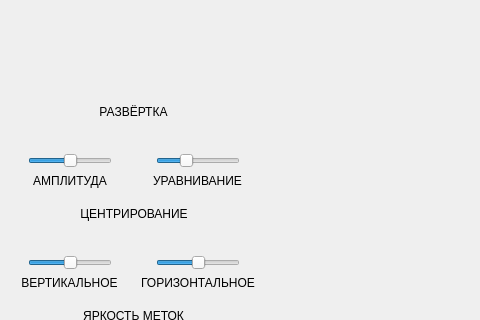
Before: the Qt Designer form rspview.ui in Carduelis/vk, drawn with Qt 5; both pictures show x 0 to 480 and y 339 to 659 of the 1254 by 944 pixel window.
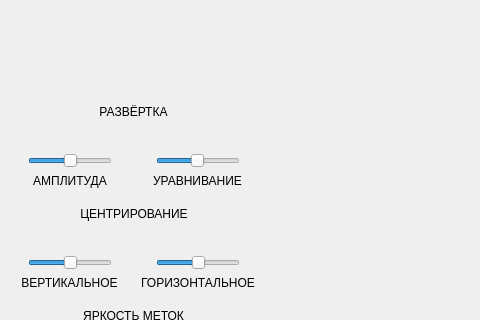
After: the same form once the commit is applied. Icons and pictures are not drawn. Custom widgets are drawn as their Qt base class.

Diff of the .ui file:
```diff
--- a/rspview.ui
+++ b/rspview.ui
@@ -1048,7 +1048,7 @@
                <number>1</number>
               </property>
               <property name="maximum">
-               <number>300</number>
+               <number>200</number>
               </property>
               <property name="value">
                <number>100</number>
```
